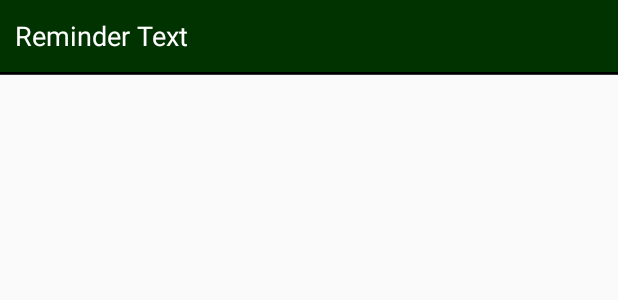
After one commit to alexcosta97/RemindersAndroid, an Android app: the layout reminders_row.xml on its own in the app's theme, with its tools: preview values and no code run, on a phone screen of 412 x 824 dp. The commit adds this screen. Shown: the top 300 px of the screen. Run offline under Robolectric (Android 15) with nearby library versions, the phone set to English and light mode, and no system bars.

Commit message:
feat: create a layout for a reminder row and adjust it

```diff
--- a/app/src/main/res/layout/activity_reminders.xml
+++ b/app/src/main/res/layout/activity_reminders.xml
@@ -14,5 +14,6 @@
         app:layout_constraintBottom_toBottomOf="parent"
         app:layout_constraintEnd_toEndOf="parent"
         app:layout_constraintStart_toStartOf="parent"
-        app:layout_constraintTop_toTopOf="parent" />
+        app:layout_constraintTop_toTopOf="parent"
+        tools:listitem="@layout/reminders_row"/>
 </android.support.constraint.ConstraintLayout>
--- /dev/null
+++ b/app/src/main/res/layout/reminders_row.xml
@@ -0,0 +1,45 @@
+<?xml version="1.0" encoding="utf-8"?>
+<LinearLayout xmlns:android="http://schemas.android.com/apk/res/android"
+    android:layout_width="match_parent"
+    android:layout_height="50dp"
+    android:background="@color/green"
+    android:orientation="vertical">
+
+    <LinearLayout
+        android:layout_width="match_parent"
+        android:layout_height="48dp"
+        android:orientation="horizontal">
+
+        <View
+            android:id="@+id/row_tab"
+            class="android.view.View"
+            android:layout_width="0dp"
+            android:layout_height="match_parent"
+            android:layout_weight="1" />
+
+        <TextView
+            android:id="@+id/row_text"
+            android:layout_width="match_parent"
+            android:layout_height="match_parent"
+            android:text="Reminder Text"
+            android:textColor="@color/white"
+            android:textSize="18sp"
+            android:gravity ="center_vertical"
+            android:padding="10dp"
+            android:ellipsize="end"
+            android:maxLines="1" />
+
+    </LinearLayout>
+
+    <view
+        class="android.view.View"
+        android:layout_width="match_parent"
+        android:layout_height="1dp"
+        android:background="#000"/>
+    <view
+        class="android.view.View"
+        android:layout_width="match_parent"
+        android:layout_height="1dp"
+        android:background="#333"/>
+
+</LinearLayout>
--- a/app/src/main/res/values/colors.xml
+++ b/app/src/main/res/values/colors.xml
@@ -4,4 +4,6 @@
     <color name="colorPrimaryDark">#00574B</color>
     <color name="colorAccent">#D81B60</color>
     <color name="dark_grey">#181818</color>
+    <color name="white">#ffffff</color>
+    <color name="green">#003300</color>
 </resources>
```
